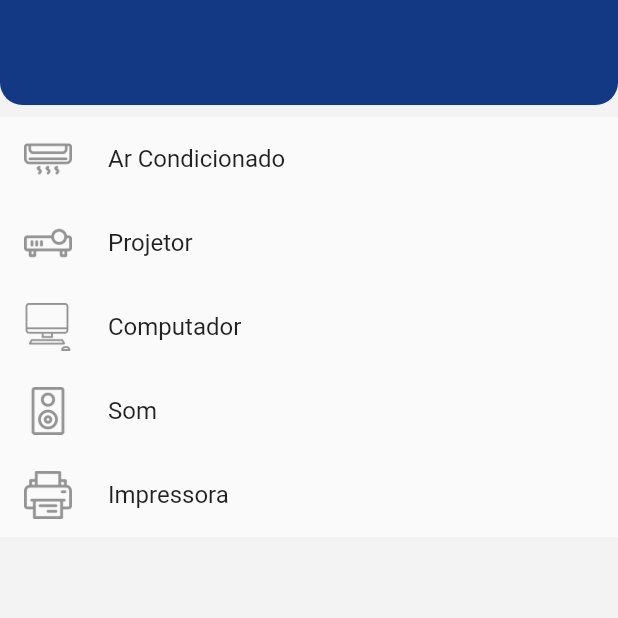
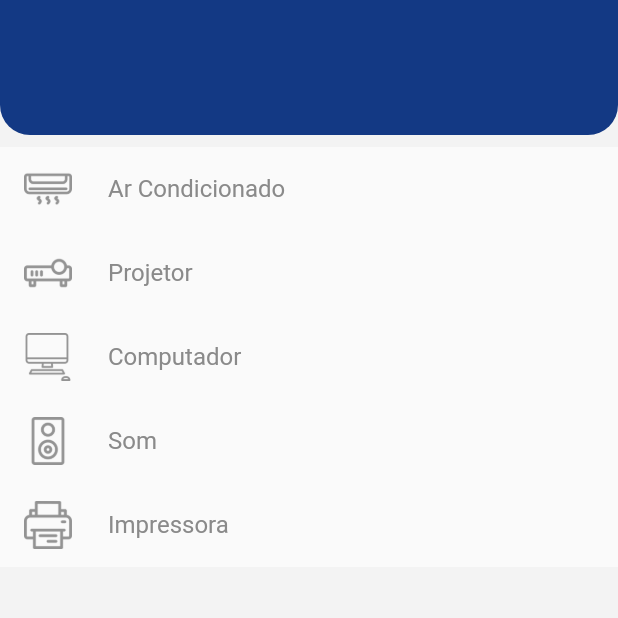
Before and after one commit to LuizCamargos/TestesFlutter, a Flutter app: the screen it shows after launch, on a phone screen of 412 x 824 dp, the top half of it. Run offline on Flutter 3.47's test engine with Material 2 defaults, Android fonts, the phone set to English and light mode, and no system bars.

Commit message:
atualizações das cores das letras

```diff
--- a/lib/main.dart
+++ b/lib/main.dart
@@ -24,12 +24,12 @@ class Scafold extends StatelessWidget {
         children: <Widget>[
           ClipRRect(
             borderRadius: BorderRadius.only(
-              bottomLeft: Radius.circular(15),
-              bottomRight: Radius.circular(15),
+              bottomLeft: Radius.circular(20),
+              bottomRight: Radius.circular(20),
             ),
             child: Container(
               color: Color(0xff133984),
-              height: 70,
+              height: 90,
             ),
           ),
           Container(
@@ -39,7 +39,10 @@ class Scafold extends StatelessWidget {
               child: Column(
                 children: <Widget>[
                   ListTile(
-                    title: Text("Ar Condicionado"),
+                    title: Text(
+                      "Ar Condicionado",
+                      style: TextStyle(color: Color(0xff8A8A8A)),
+                    ),
                     leading: Image.asset(
                       'assets/images/air_conditioner.png',
                       height: 32,
@@ -48,7 +51,10 @@ class Scafold extends StatelessWidget {
                     onTap: () => print("Ar Condicionado"),
                   ),
                   ListTile(
-                    title: Text("Projetor"),
+                    title: Text(
+                      "Projetor",
+                      style: TextStyle(color: Color(0xff8A8A8A)),
+                    ),
                     leading: Image.asset(
                       'assets/images/projector.png',
                       height: 32,
@@ -57,7 +63,10 @@ class Scafold extends StatelessWidget {
                     onTap: () => print("Projetor"),
                   ),
                   ListTile(
-                    title: Text("Computador"),
+                    title: Text(
+                      "Computador",
+                      style: TextStyle(color: Color(0xff8A8A8A)),
+                    ),
                     leading: Image.asset(
                       'assets/images/computer.png',
                       height: 32,
@@ -66,7 +75,10 @@ class Scafold extends StatelessWidget {
                     onTap: () => print("Computador"),
                   ),
                   ListTile(
-                    title: Text("Som"),
+                    title: Text(
+                      "Som",
+                      style: TextStyle(color: Color(0xff8A8A8A)),
+                    ),
                     leading: Image.asset(
                       'assets/images/loudspeaker.png',
                       height: 32,
@@ -75,7 +87,10 @@ class Scafold extends StatelessWidget {
                     onTap: () => print("Som"),
                   ),
                   ListTile(
-                    title: Text("Impressora"),
+                    title: Text(
+                      "Impressora",
+                      style: TextStyle(color: Color(0xff8A8A8A)),
+                    ),
                     leading: Image.asset(
                       'assets/images/printer.png',
                       height: 32,
```
Also changed, not shown: 2 other files.
